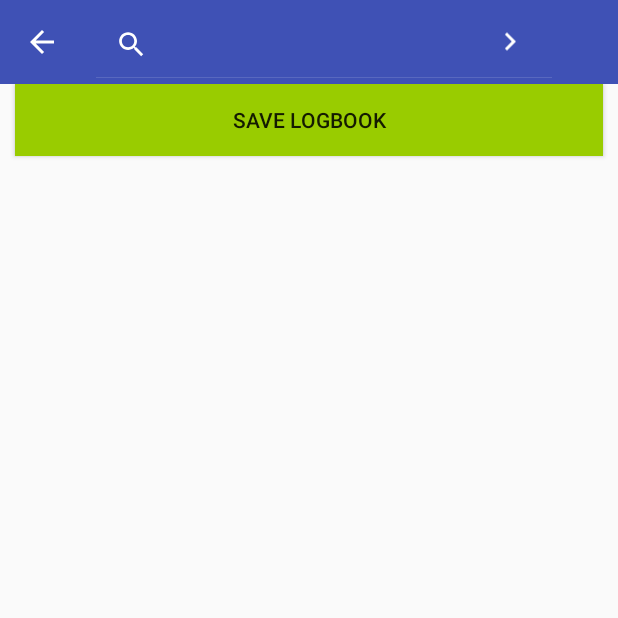
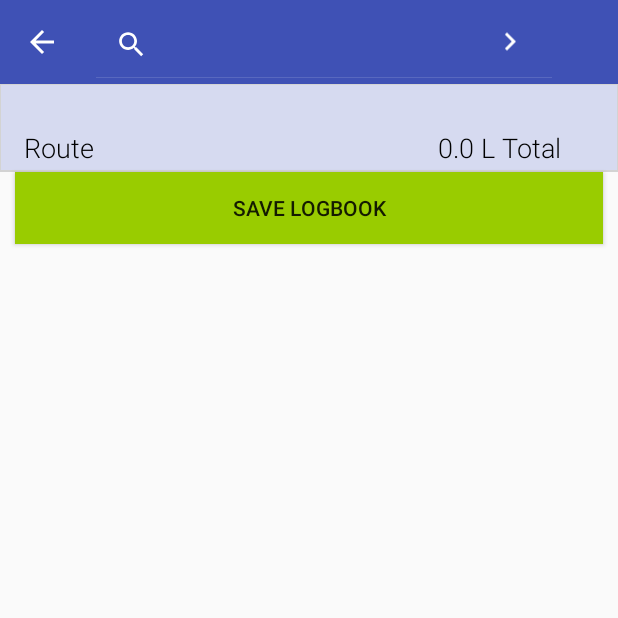
Before and after one commit to ln375/SYDE461-462, an Android app: the fragment FarmerListFrag placed in its activity, after a tap on "Search", on a phone screen of 412 x 824 dp, the top half of it. Run offline under Robolectric (Android 15) with nearby library versions, the phone set to English and light mode, and no system bars; 6 statements that could not run were skipped.

Commit message:
Changed font size and header text for routes and farmer list

```diff
--- a/TransporterApp/app/src/main/java/com/transporterapp/syde/transporterapp/FarmerList/FarmerListFrag.java
+++ b/TransporterApp/app/src/main/java/com/transporterapp/syde/transporterapp/FarmerList/FarmerListFrag.java
@@ -20,13 +20,16 @@ import android.widget.Button;
 import android.widget.LinearLayout;
 import android.widget.RelativeLayout;
 import android.widget.ScrollView;
+import android.widget.TextView;
 
 import com.transporterapp.syde.transporterapp.DataStructures.FarmerItem;
+import com.transporterapp.syde.transporterapp.DataStructures.Jug;
 import com.transporterapp.syde.transporterapp.ExportData.ExportDataFrag;
 import com.transporterapp.syde.transporterapp.UIDecorations.DividerItemDecoration;
 import com.transporterapp.syde.transporterapp.Main;
 import com.transporterapp.syde.transporterapp.R;
 import com.transporterapp.syde.transporterapp.commonUtil;
+import com.transporterapp.syde.transporterapp.databases.DatabaseConstants;
 import com.transporterapp.syde.transporterapp.databases.dbUtil;
 
 import java.util.ArrayList;
@@ -70,11 +73,6 @@ public class FarmerListFrag extends Fragment implements SearchView.OnQueryTextLi
         super.onCreate(savedInstanceState);
         setHasOptionsMenu(true);
 
-        String date = commonUtil.getCurrentDate();
-
-        // Set title bar
-        ((Main) getActivity()).setActionBarTitle(date);
-
         if (getArguments() != null) {
             mColumnCount = getArguments().getInt(ARG_COLUMN_COUNT);
             routeId = getArguments().getString("routeId");
@@ -106,6 +104,15 @@ public class FarmerListFrag extends Fragment implements SearchView.OnQueryTextLi
                 fragmentManager.beginTransaction().replace(R.id.container, exportDataFrag).addToBackStack(null).commit();
             }
         });
+
+        List<Jug> jugList = commonUtil.convertCursorToJugList(dbUtil.selectStatement(DatabaseConstants.tblJug, "", "", "", this.getContext()));
+        double collectedMilk = 0;
+        for (Jug jug : jugList) {
+            collectedMilk += Double.valueOf(jug.getCurrentVolume());
+        }
+
+        final TextView totalMilkCollected = (TextView) view.findViewById(R.id.total_milk_collected);
+        totalMilkCollected.setText(collectedMilk + " L Total");
 
         return view;
     }
--- a/TransporterApp/app/src/main/java/com/transporterapp/syde/transporterapp/Main.java
+++ b/TransporterApp/app/src/main/java/com/transporterapp/syde/transporterapp/Main.java
@@ -127,12 +127,6 @@ public class Main extends AppCompatActivity
                             .add(R.id.container,chooseRoutesFrag, BACK_STACK_ROOT_TAG)
                             .addToBackStack(BACK_STACK_ROOT_TAG)
                             .commit();
-                    List<Jug> jugList = commonUtil.convertCursorToJugList(dbUtil.selectStatement(DatabaseConstants.tblJug, "", "", "", getApplicationContext()));
-                    double collectedMilk = 0;
-                    for (Jug jug : jugList) {
-                        collectedMilk += Double.valueOf(jug.getCurrentVolume());
-                    }
-                    setActionBarTitle("Milk Collected: " + collectedMilk + "L");
 
                 } else {
                     toggle.setDrawerIndicatorEnabled(false);
--- a/TransporterApp/app/src/main/res/layout/fragment_farmer_list.xml
+++ b/TransporterApp/app/src/main/res/layout/fragment_farmer_list.xml
@@ -14,6 +14,39 @@
         android:layout_width="match_parent"
         android:layout_height="wrap_content"
         android:orientation="vertical">
+
+        <LinearLayout
+            android:layout_width="match_parent"
+            android:layout_height="wrap_content"
+            android:orientation="horizontal"
+            android:background="@drawable/header"
+            android:paddingTop="30dp"
+            android:paddingBottom="4dp">
+
+            <TextView
+                android:id="@+id/routeText"
+                android:layout_width="wrap_content"
+                android:layout_height="wrap_content"
+                android:paddingLeft="@dimen/activity_horizontal_margin"
+                android:textColor="#000000"
+                android:textSize="@dimen/header_text"
+                android:text="Route"
+                android:layout_weight="8.5" />
+
+            <TextView
+                android:id="@+id/total_milk_collected"
+                android:layout_width="wrap_content"
+                android:layout_height="wrap_content"
+                android:textSize="@dimen/header_text"
+                android:paddingLeft="@dimen/activity_horizontal_margin"
+                android:textColor="#000000"
+                android:layout_weight="1.5" />
+
+
+        </LinearLayout>
+
+
+
 
         <android.support.v7.widget.RecyclerView
             android:id="@+id/farmer_list"
--- a/TransporterApp/app/src/main/res/layout/fragment_route_list.xml
+++ b/TransporterApp/app/src/main/res/layout/fragment_route_list.xml
@@ -13,7 +13,7 @@
     <TextView
         android:layout_width="match_parent"
         android:layout_height="wrap_content"
-        android:textSize="20dp"
+        android:textSize="@dimen/header_text"
         android:paddingLeft="@dimen/activity_horizontal_margin"
         android:paddingTop="30dp"
         android:paddingBottom="4dp"
--- a/TransporterApp/app/src/main/res/values/dimens.xml
+++ b/TransporterApp/app/src/main/res/values/dimens.xml
@@ -7,4 +7,5 @@
     <dimen name="activity_vertical_margin">16dp</dimen>
     <dimen name="fab_margin">16dp</dimen>
     <dimen name="text_margin">16dp</dimen>
+    <dimen name="header_text">18sp</dimen>
 </resources>
```
